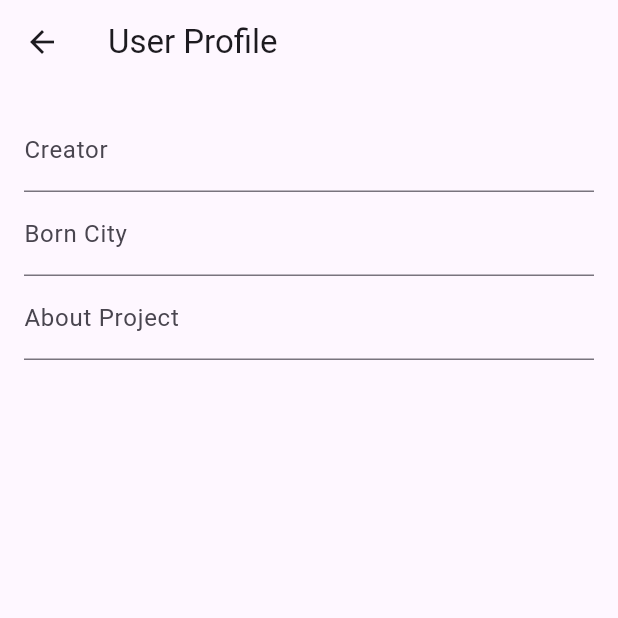
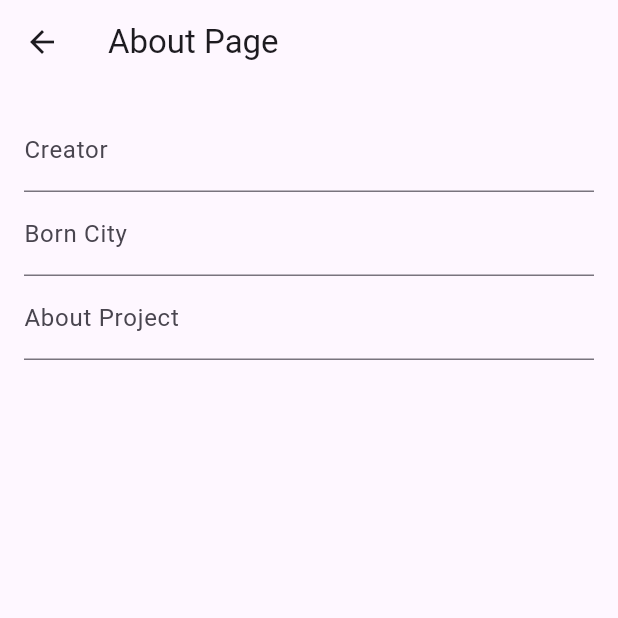
Before and after one commit to glebbovski/flutter_app, a Flutter app: the AboutPage screen opened directly, on a phone screen of 412 x 824 dp, the top half of it. Run offline on Flutter 3.47's test engine with Material 3 defaults, Android fonts, the phone set to English and light mode, and no system bars; our stand-ins replace shared_preferences; accounts and stored records are empty.

Commit message:
changes comments and page names

```diff
--- a/lib/pages/about_page/about_page.dart
+++ b/lib/pages/about_page/about_page.dart
@@ -52,7 +52,9 @@ class _AboutPageState extends State<AboutPage> {
           _aboutProjectController.text = data['about_project'];
           _bornCityController.text = data['born_city'];
         });
-      } else {}
+      } else {
+
+      }
     } else {}
   }
 
@@ -60,7 +62,7 @@ class _AboutPageState extends State<AboutPage> {
   Widget build(BuildContext context) {
     return Scaffold(
       appBar: AppBar(
-        title: Text('User Profile'),
+        title: Text('About Page'),
       ),
       body: Padding(
         padding: EdgeInsets.all(16.0),
--- a/lib/pages/courses_page/courses_page.dart
+++ b/lib/pages/courses_page/courses_page.dart
@@ -90,16 +90,13 @@ class _CoursesPageState extends State<CoursesPage> {
             margin: const EdgeInsets.all(8.0),
             child: ListTile(
               onTap: () {
-                // Navigate to course details page
                 Navigator.push(
                   context,
                   MaterialPageRoute(
                     builder: (context) => CourseDetailsPage(course: course),
-                    // builder: (context) => QuizPage(course: course),
                   ),
                 );
               },
-              // leading: Image.network(course.imageUrl),
               title: Text(
                 course.title,
                 style: const TextStyle(
```
Also changed, not shown: lib/pages/websocket_chat_page/websocket_chat_page.dart (+3 -22 lines), lib/pages/register_page/register_page.dart (line endings or trailing spaces).
